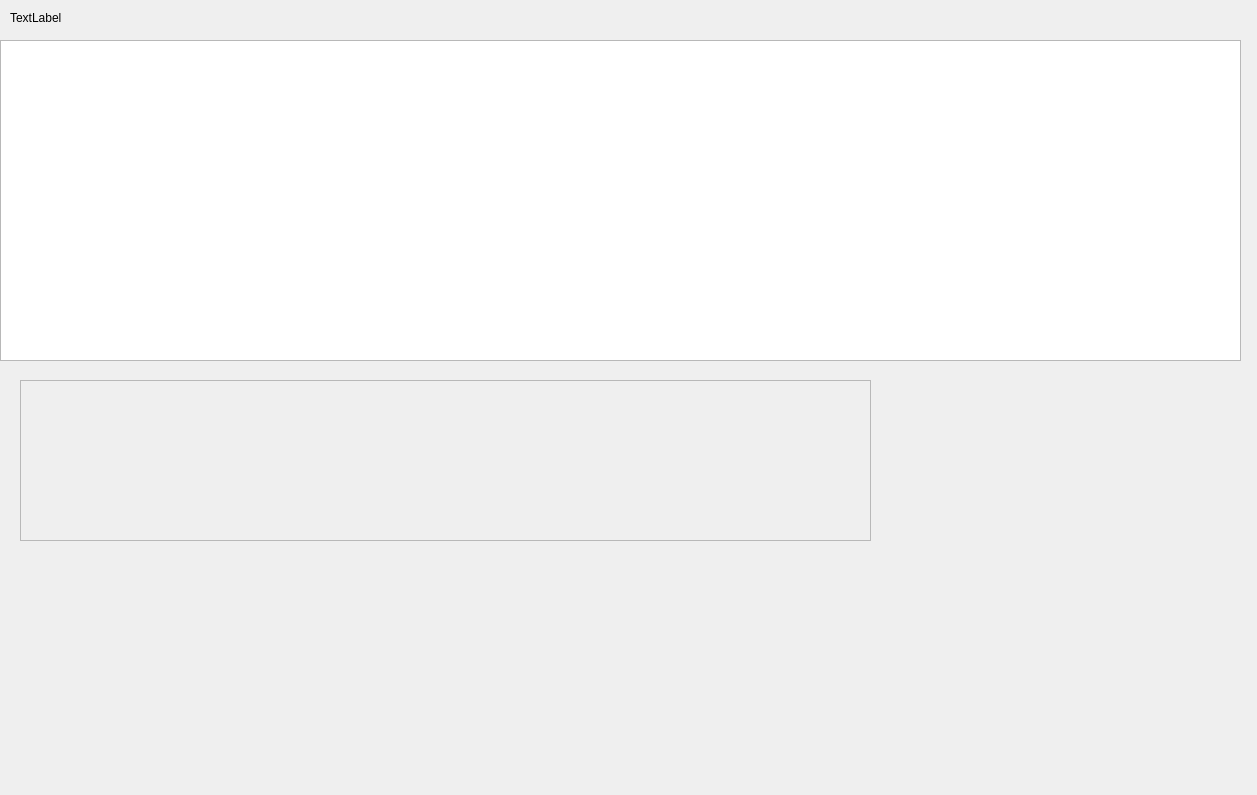
This is displaybooks.ui in cameron001/cs100_finalproject as Qt 5 draws it before an edit. The edited form follows.
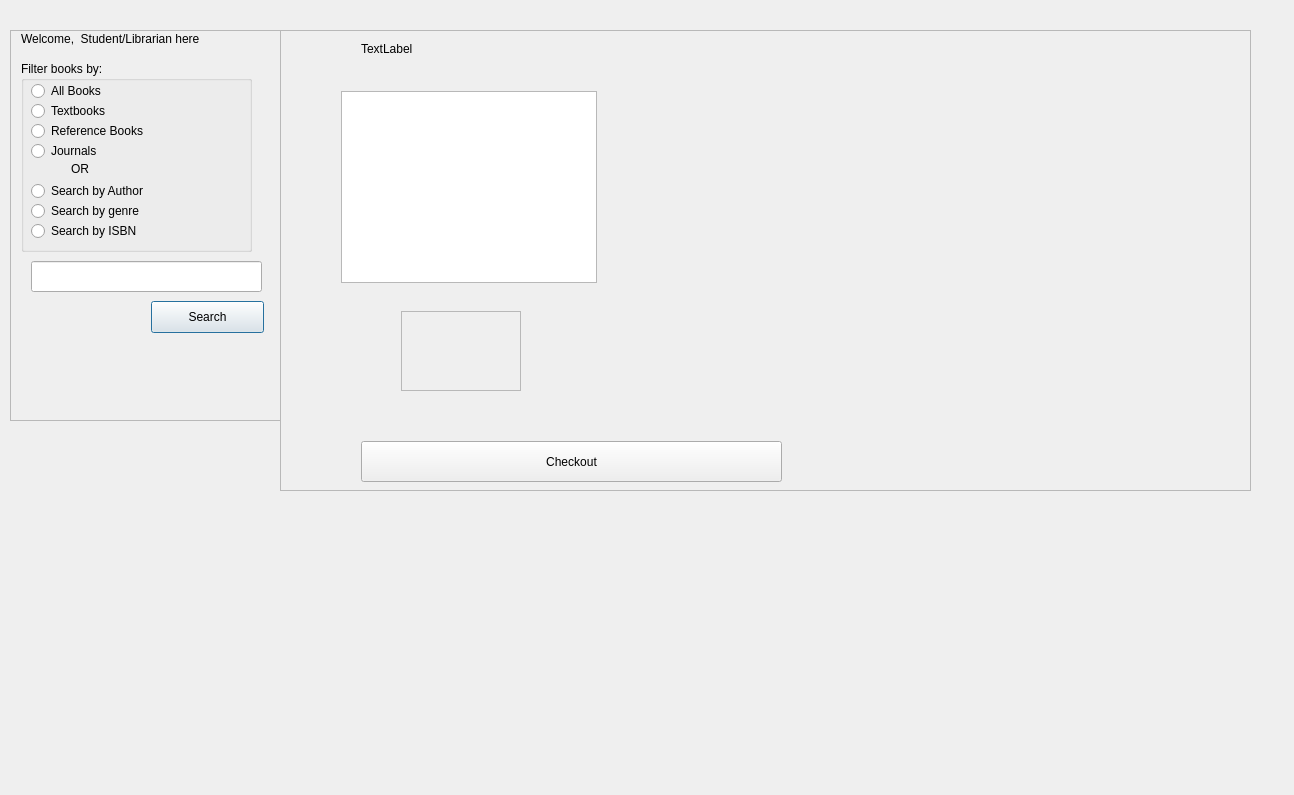
This is the edited form.

Commit message: factory pattern completed+ all books searches+ book listings

Diff of the .ui file:
```diff
--- a/displaybooks.ui
+++ b/displaybooks.ui
@@ -6,97 +6,322 @@
    <rect>
     <x>0</x>
     <y>0</y>
-    <width>1257</width>
+    <width>1294</width>
     <height>795</height>
    </rect>
   </property>
   <property name="windowTitle">
    <string>Dialog</string>
   </property>
-  <widget class="QTableView" name="booksDataSet">
-   <property name="geometry">
-    <rect>
-     <x>0</x>
-     <y>40</y>
-     <width>1241</width>
-     <height>321</height>
-    </rect>
-   </property>
-  </widget>
-  <widget class="QLabel" name="titleLbl">
+  <widget class="QScrollArea" name="buttons_container">
    <property name="geometry">
     <rect>
      <x>10</x>
-     <y>10</y>
-     <width>681</width>
-     <height>16</height>
+     <y>30</y>
+     <width>271</width>
+     <height>391</height>
     </rect>
    </property>
-   <property name="text">
-    <string>TextLabel</string>
-   </property>
-  </widget>
-  <widget class="QScrollArea" name="scrollArea">
-   <property name="geometry">
-    <rect>
-     <x>20</x>
-     <y>380</y>
-     <width>851</width>
-     <height>161</height>
-    </rect>
-   </property>
    <property name="widgetResizable">
     <bool>true</bool>
    </property>
-   <widget class="QWidget" name="scrollAreaWidgetContents">
+   <widget class="QWidget" name="scrollAreaWidgetContents_2">
     <property name="geometry">
      <rect>
       <x>0</x>
       <y>0</y>
-      <width>849</width>
-      <height>159</height>
+      <width>269</width>
+      <height>389</height>
      </rect>
     </property>
+    <widget class="QLabel" name="welcome_lbl">
+     <property name="geometry">
+      <rect>
+       <x>10</x>
+       <y>0</y>
+       <width>221</width>
+       <height>16</height>
+      </rect>
+     </property>
+     <property name="text">
+      <string>Welcome,  Student/Librarian here</string>
+     </property>
+    </widget>
+    <widget class="QGroupBox" name="groupBox">
+     <property name="geometry">
+      <rect>
+       <x>10</x>
+       <y>30</y>
+       <width>231</width>
+       <height>191</height>
+      </rect>
+     </property>
+     <property name="title">
+      <string>Filter books by:</string>
+     </property>
+     <widget class="QRadioButton" name="radio_all">
+      <property name="geometry">
+       <rect>
+        <x>10</x>
+        <y>20</y>
+        <width>99</width>
+        <height>20</height>
+       </rect>
+      </property>
+      <property name="text">
+       <string>All Books</string>
+      </property>
+     </widget>
+     <widget class="QRadioButton" name="radio_text">
+      <property name="geometry">
+       <rect>
+        <x>10</x>
+        <y>40</y>
+        <width>99</width>
+        <height>20</height>
+       </rect>
+      </property>
+      <property name="text">
+       <string>Textbooks</string>
+      </property>
+     </widget>
+     <widget class="QRadioButton" name="radio_ref">
+      <property name="geometry">
+       <rect>
+        <x>10</x>
+        <y>60</y>
+        <width>141</width>
+        <height>20</height>
+       </rect>
+      </property>
+      <property name="text">
+       <string>Reference Books</string>
+      </property>
+     </widget>
+     <widget class="QRadioButton" name="radio_journal">
+      <property name="geometry">
+       <rect>
+        <x>10</x>
+        <y>80</y>
+        <width>99</width>
+        <height>20</height>
+       </rect>
+      </property>
+      <property name="text">
+       <string>Journals</string>
+      </property>
+     </widget>
+     <widget class="QRadioButton" name="radio_author">
+      <property name="geometry">
+       <rect>
+        <x>10</x>
+        <y>120</y>
+        <width>161</width>
+        <height>20</height>
+       </rect>
+      </property>
+      <property name="text">
+       <string>Search by Author</string>
+      </property>
+     </widget>
+     <widget class="QRadioButton" name="radio_genre">
+      <property name="geometry">
+       <rect>
+        <x>10</x>
+        <y>140</y>
+        <width>161</width>
+        <height>20</height>
+       </rect>
+      </property>
+      <property name="text">
+       <string>Search by genre</string>
+      </property>
+     </widget>
+     <widget class="QRadioButton" name="radio_ISBN">
+      <property name="geometry">
+       <rect>
+        <x>10</x>
+        <y>160</y>
+        <width>161</width>
+        <height>20</height>
+       </rect>
+      </property>
+      <property name="text">
+       <string>Search by ISBN</string>
+      </property>
+     </widget>
+     <widget class="QLabel" name="label">
+      <property name="geometry">
+       <rect>
+        <x>50</x>
+        <y>100</y>
+        <width>60</width>
+        <height>16</height>
+       </rect>
+      </property>
+      <property name="text">
+       <string>OR</string>
+      </property>
+     </widget>
+    </widget>
+    <widget class="QLineEdit" name="search_text">
+     <property name="geometry">
+      <rect>
+       <x>20</x>
+       <y>230</y>
+       <width>231</width>
+       <height>31</height>
+      </rect>
+     </property>
+    </widget>
+    <widget class="QPushButton" name="search_btn">
+     <property name="geometry">
+      <rect>
+       <x>140</x>
+       <y>270</y>
+       <width>113</width>
+       <height>32</height>
+      </rect>
+     </property>
+     <property name="text">
+      <string>Search</string>
+     </property>
+    </widget>
+    <widget class="QLabel" name="search_result_lbl">
+     <property name="geometry">
+      <rect>
+       <x>10</x>
+       <y>290</y>
+       <width>231</width>
+       <height>51</height>
+      </rect>
+     </property>
+     <property name="text">
+      <string/>
+     </property>
+    </widget>
    </widget>
   </widget>
-  <widget class="QLabel" name="imgLbl">
+  <widget class="QScrollArea" name="rSide1">
    <property name="geometry">
     <rect>
-     <x>879</x>
-     <y>380</y>
-     <width>361</width>
-     <height>401</height>
+     <x>280</x>
+     <y>30</y>
+     <width>971</width>
+     <height>461</height>
     </rect>
    </property>
-   <property name="text">
-    <string/>
+   <property name="widgetResizable">
+    <bool>true</bool>
    </property>
-  </widget>
-  <widget class="QLabel" name="desc">
-   <property name="geometry">
-    <rect>
-     <x>20</x>
-     <y>580</y>
-     <width>841</width>
-     <height>191</height>
-    </rect>
-   </property>
-   <property name="text">
-    <string/>
-   </property>
-  </widget>
-  <widget class="QLabel" name="genre">
-   <property name="geometry">
-    <rect>
-     <x>20</x>
-     <y>550</y>
-     <width>851</width>
-     <height>31</height>
-    </rect>
-   </property>
-   <property name="text">
-    <string/>
-   </property>
+   <widget class="QWidget" name="scrollAreaWidgetContents_3">
+    <property name="geometry">
+     <rect>
+      <x>0</x>
+      <y>0</y>
+      <width>969</width>
+      <height>459</height>
+     </rect>
+    </property>
+    <widget class="QTableView" name="booksDataSet">
+     <property name="geometry">
+      <rect>
+       <x>60</x>
+       <y>60</y>
+       <width>256</width>
+       <height>192</height>
+      </rect>
+     </property>
+    </widget>
+    <widget class="QLabel" name="desc">
+     <property name="geometry">
+      <rect>
+       <x>420</x>
+       <y>230</y>
+       <width>261</width>
+       <height>101</height>
+      </rect>
+     </property>
+     <property name="text">
+      <string/>
+     </property>
+    </widget>
+    <widget class="QLabel" name="imgLbl">
+     <property name="geometry">
+      <rect>
+       <x>790</x>
+       <y>130</y>
+       <width>161</width>
+       <height>141</height>
+      </rect>
+     </property>
+     <property name="text">
+      <string/>
+     </property>
+    </widget>
+    <widget class="QLabel" name="titleLbl">
+     <property name="geometry">
+      <rect>
+       <x>80</x>
+       <y>10</y>
+       <width>171</width>
+       <height>16</height>
+      </rect>
+     </property>
+     <property name="text">
+      <string>TextLabel</string>
+     </property>
+    </widget>
+    <widget class="QLabel" name="genre">
+     <property name="geometry">
+      <rect>
+       <x>360</x>
+       <y>310</y>
+       <width>291</width>
+       <height>31</height>
+      </rect>
+     </property>
+     <property name="text">
+      <string/>
+     </property>
+    </widget>
+    <widget class="QScrollArea" name="scrollArea">
+     <property name="geometry">
+      <rect>
+       <x>120</x>
+       <y>280</y>
+       <width>120</width>
+       <height>80</height>
+      </rect>
+     </property>
+     <property name="widgetResizable">
+      <bool>true</bool>
+     </property>
+     <widget class="QWidget" name="scrollAreaWidgetContents">
+      <property name="geometry">
+       <rect>
+        <x>0</x>
+        <y>0</y>
+        <width>118</width>
+        <height>78</height>
+       </rect>
+      </property>
+     </widget>
+    </widget>
+    <widget class="QPushButton" name="checkout">
+     <property name="geometry">
+      <rect>
+       <x>80</x>
+       <y>410</y>
+       <width>421</width>
+       <height>41</height>
+      </rect>
+     </property>
+     <property name="text">
+      <string>Checkout</string>
+     </property>
+    </widget>
+   </widget>
   </widget>
  </widget>
  <resources/>
```
The commit also changes 35 other files.
